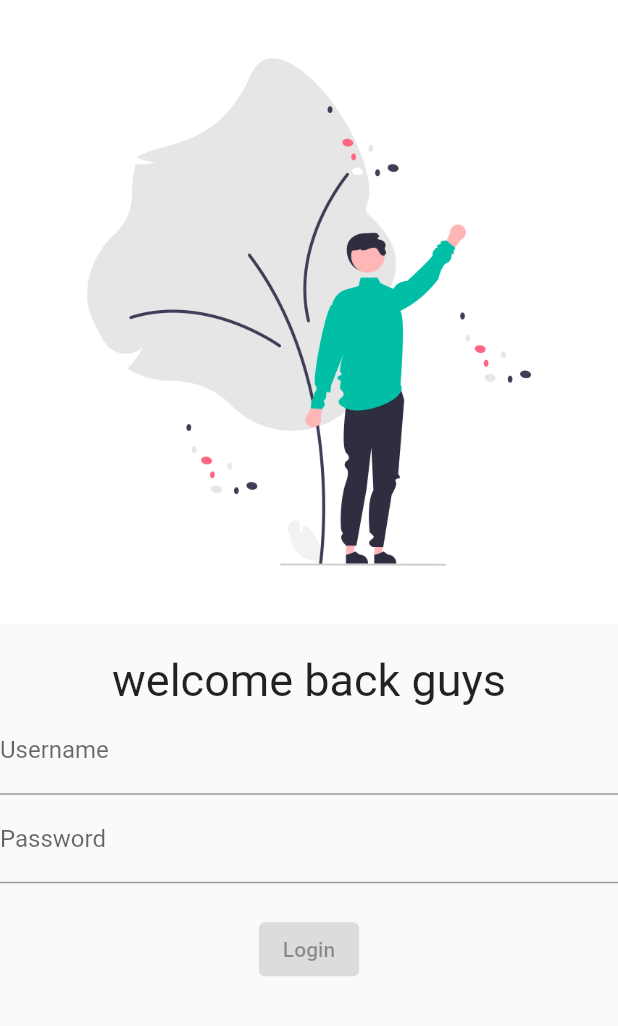
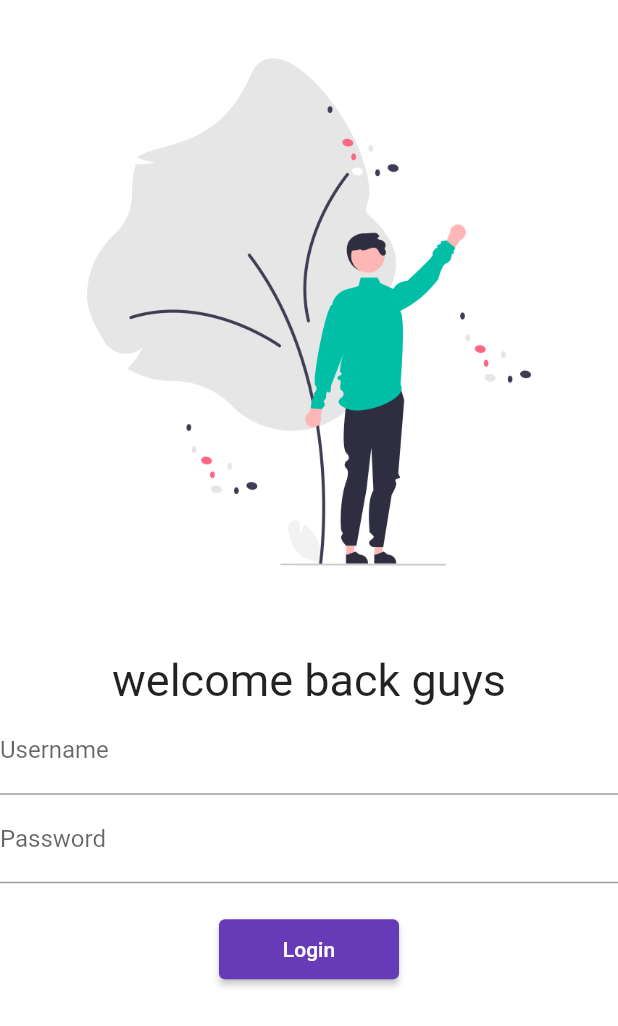
Before and after one commit to bharatbulchandani111/flutter_catalog, a Flutter app: the screen it shows after launch, on a phone screen of 412 x 824 dp. Shown: the top 1026 px of the screen. Run offline on Flutter 3.47's test engine with Material 2 defaults, Android fonts, the phone set to English and light mode, and no system bars.

Commit message:
day5 completed

```diff
--- a/lib/main.dart
+++ b/lib/main.dart
@@ -1,6 +1,7 @@
 import 'package:flutter/material.dart';
 import 'package:flutter_catalog/pages/home_page.dart';
 import 'package:flutter_catalog/pages/login_page.dart';
+import 'package:flutter_catalog/utils/routes.dart';
 import 'pages/home_page.dart';
 
 void main() {
@@ -15,13 +16,15 @@ class MyApp extends StatelessWidget {
   Widget build(BuildContext context) {
     return MaterialApp(
       themeMode: ThemeMode.light,
+      debugShowCheckedModeBanner: false,
       theme: ThemeData(primarySwatch: Colors.deepPurple,
       // fontFamily:GoogleFonts.lato().fontFamily,
       ),
       initialRoute: "/login",
       routes: {
         "/": (context) => HomePage(),
-        "/login": (context) => LoginPage(),
+        MyRoutes.loginRoute: (context) => LoginPage(),
+        MyRoutes.homeRoute: (context) => HomePage(),
       },
     );
   }
--- a/lib/pages/login_page.dart
+++ b/lib/pages/login_page.dart
@@ -1,6 +1,7 @@
 // ignore_for_file: prefer_const_constructors
 
 import 'package:flutter/material.dart';
+import 'package:flutter_catalog/utils/routes.dart';
 
 class LoginPage extends StatelessWidget {
   const LoginPage({Key? key}) : super(key: key);
@@ -8,6 +9,8 @@ class LoginPage extends StatelessWidget {
   @override
   Widget build(BuildContext context) {
     return Material(
+        color: Colors.white,
+        child: SingleChildScrollView(
           child: Column(children: [
             Image.asset("assets/images/login.png", fit: BoxFit.cover),
             SizedBox(height: 20),
@@ -23,10 +26,18 @@ class LoginPage extends StatelessWidget {
                   obscureText: true,
                   decoration: InputDecoration(
                       hintText: "Enter Password", labelText: "Password")),
-                  SizedBox(height: 20.0,),
-                  ElevatedButton(onPressed:(){print("hi codepur")}, child: Text("Login"),style: TextButton.styleFrom())
+              SizedBox(
+                height: 20.0,
+              ),
+              ElevatedButton(
+                  onPressed: () {
+                    Navigator.pushNamed(context, MyRoutes.homeRoute);
+                  },
+                  child: Text("Login"),
+                  style: TextButton.styleFrom(minimumSize: Size(120, 40)))
             ])
           ]),
+        )
         );
   }
 }
--- /dev/null
+++ b/lib/utils/routes.dart
@@ -0,0 +1,4 @@
+class MyRoutes {
+  static String loginRoute="/login";
+  static String homeRoute="/home";
+}
```
Lines whose indentation alone changed are shown as unchanged.
